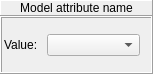
The window that src/ca_modeler/GlobalPropertiesHandler/model_attr_init_value.ui (rff255/GenesisCA) describes before a commit, drawn with Qt 5.
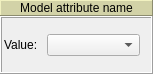
The same window after the commit. The open tabs and pages were chosen to show the change.

The edit to the form file:
```diff
--- a/src/ca_modeler/GlobalPropertiesHandler/model_attr_init_value.ui
+++ b/src/ca_modeler/GlobalPropertiesHandler/model_attr_init_value.ui
@@ -49,6 +49,9 @@
    </property>
    <item>
     <widget class="QLabel" name="lbl_name">
+     <property name="styleSheet">
+      <string notr="true">background-color: rgb(210, 210, 167);</string>
+     </property>
      <property name="frameShape">
       <enum>QFrame::Panel</enum>
      </property>
```
Left out of the diff: 7 changed lines with no effect on the pictures.
